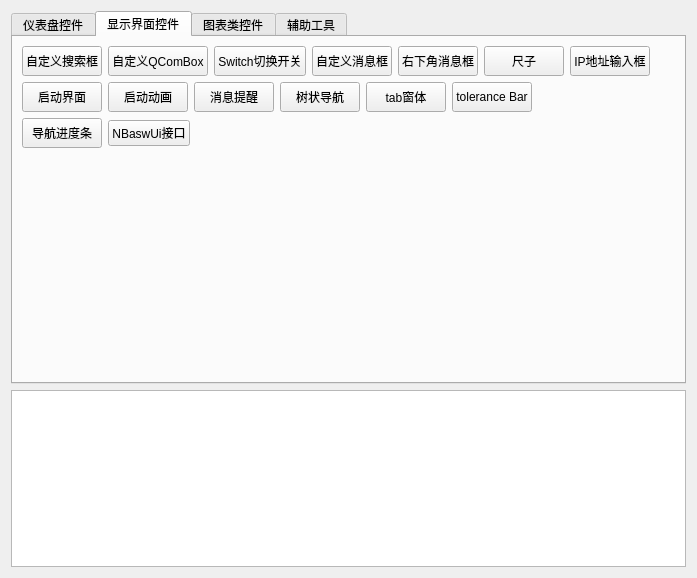
The window that Exmaple/examplewidget.ui (BarryCode/LQFramKit) describes before a commit, drawn with Qt 5.
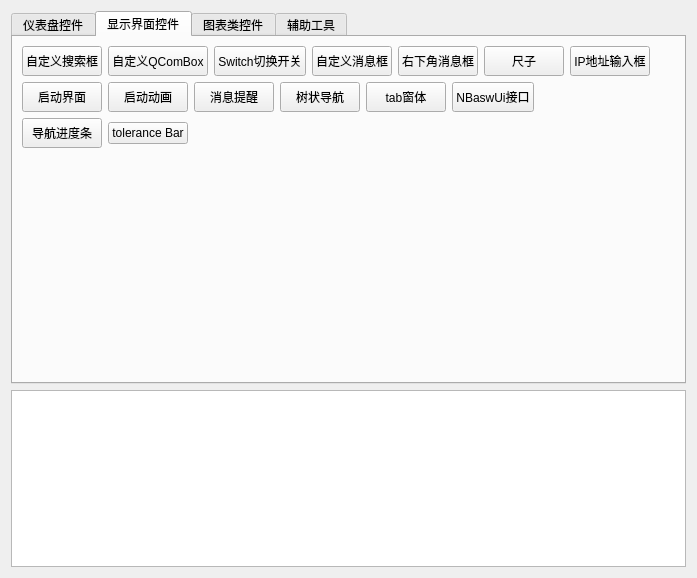
The same window after the commit.

The edit to the form file:
```diff
--- a/Exmaple/examplewidget.ui
+++ b/Exmaple/examplewidget.ui
@@ -405,7 +405,7 @@
               </size>
              </property>
              <property name="text">
-              <string>tolerance Bar</string>
+              <string>NBaswUi接口</string>
              </property>
             </widget>
            </item>
@@ -440,9 +440,9 @@
             </widget>
            </item>
            <item>
-            <widget class="QPushButton" name="pushButton_27">
+            <widget class="QPushButton" name="pushButton_200">
              <property name="text">
-              <string>NBaswUi接口</string>
+              <string>tolerance Bar</string>
              </property>
             </widget>
            </item>
```
